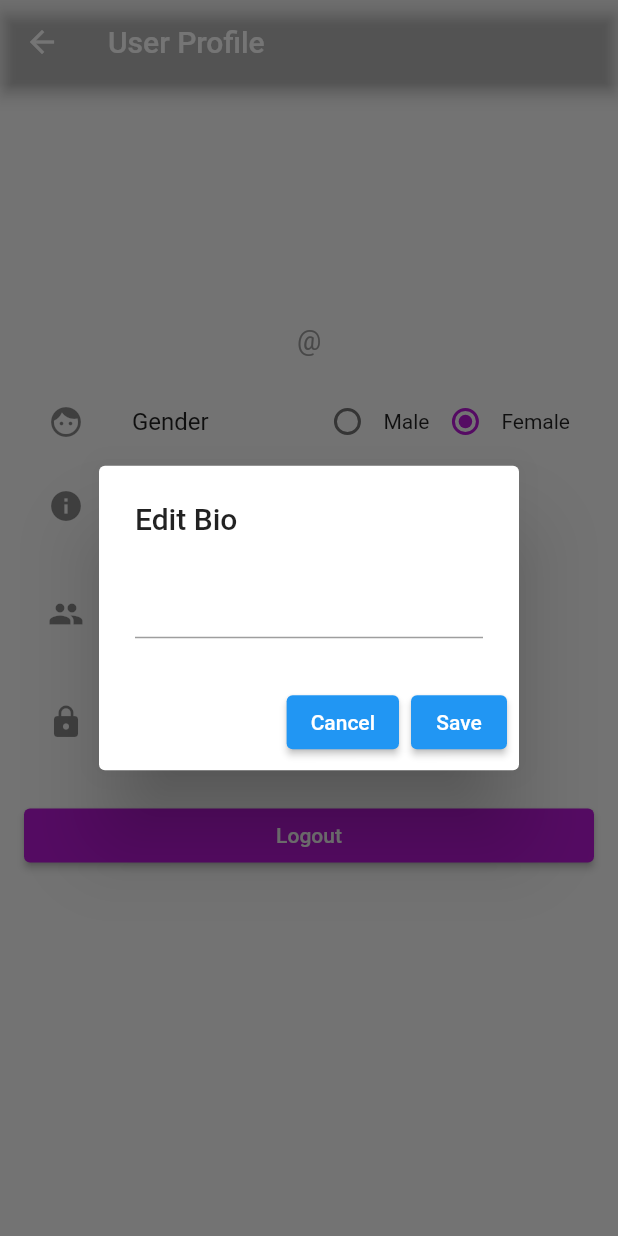
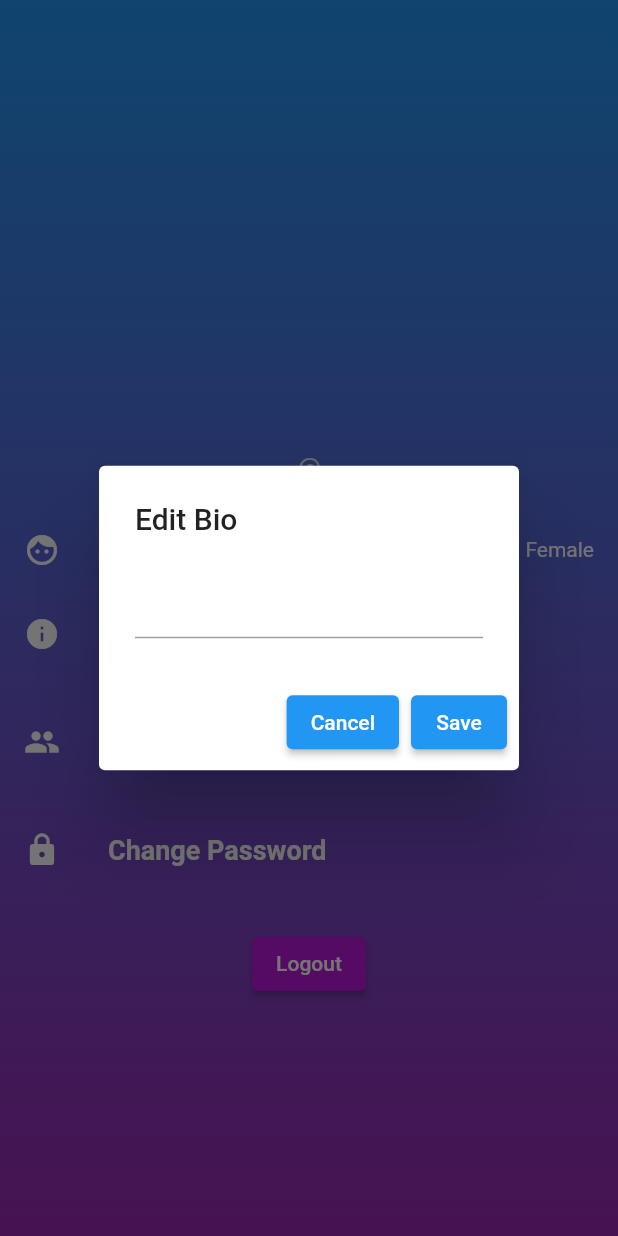
Before and after one commit to Bimal022/khel_darpan, a Flutter app: the ProfilePage screen opened directly, after a tap on "Bio", on a phone screen of 412 x 824 dp. Run offline on Flutter 3.47's test engine with Material 2 defaults, Android fonts, the light colour scheme and no system bars; our stand-ins replace cloud_firestore, firebase_auth, firebase_core, font_awesome_flutter, google_sign_in; accounts and stored records are empty.

Commit message:
FreindsPage and Profile Page UI

```diff
--- a/lib/screens/ProfilePage.dart
+++ b/lib/screens/ProfilePage.dart
@@ -1,5 +1,6 @@
 import 'package:flutter/material.dart';
 import 'package:firebase_auth/firebase_auth.dart';
+import 'package:font_awesome_flutter/font_awesome_flutter.dart';
 import 'package:google_sign_in/google_sign_in.dart';
 import 'package:khel_darpan/Components/Constants/constants.dart';
 import 'package:cloud_firestore/cloud_firestore.dart';
@@ -167,12 +168,16 @@ class _ProfilePageState extends State<ProfilePage> {
   @override
   Widget build(BuildContext context) {
     return Scaffold(
-      appBar: AppBar(
-        backgroundColor: Colors.transparent,
-        title: Text('User Profile'),
+      body: Container(
+        decoration: BoxDecoration(
+          gradient: LinearGradient(
+            begin: Alignment.topCenter,
+            end: Alignment.bottomCenter,
+            colors: [Colors.blue, Colors.purple],
           ),
-      body: ListView(
-        padding: EdgeInsets.all(16),
+        ),
+        child: Column(
+          mainAxisAlignment: MainAxisAlignment.center,
           children: [
             GestureDetector(
               onTap: () {
@@ -204,6 +209,7 @@ class _ProfilePageState extends State<ProfilePage> {
                 style: TextStyle(
                   fontSize: 24,
                   fontWeight: FontWeight.bold,
+                  color: Colors.white,
                 ),
               ),
             ),
@@ -220,14 +226,21 @@ class _ProfilePageState extends State<ProfilePage> {
                 textAlign: TextAlign.center,
                 style: TextStyle(
                   fontSize: 18,
-                color: Colors.grey,
+                  color: Colors.grey[300],
                 ),
               ),
             ),
             SizedBox(height: 16),
             ListTile(
-            leading: Icon(Icons.face),
-            title: Text('Gender'),
+              leading: Icon(Icons.face, color: Colors.white),
+              title: Text(
+                'Gender',
+                style: TextStyle(
+                  color: Colors.white,
+                  fontWeight: FontWeight.bold,
+                  fontSize: 18,
+                ),
+              ),
               trailing: Row(
                 mainAxisSize: MainAxisSize.min,
                 children: [
@@ -241,7 +254,12 @@ class _ProfilePageState extends State<ProfilePage> {
                       });
                     },
                   ),
-                Text('Male'),
+                  Text(
+                    'Male',
+                    style: TextStyle(
+                      color: Colors.white,
+                    ),
+                  ),
                   Radio<Gender>(
                     value: Gender.Female,
                     activeColor: Color(0xFFB917D8),
@@ -252,14 +270,31 @@ class _ProfilePageState extends State<ProfilePage> {
                       });
                     },
                   ),
-                Text('Female'),
+                  Text(
+                    'Female',
+                    style: TextStyle(
+                      color: Colors.white,
+                    ),
+                  ),
                 ],
               ),
             ),
             ListTile(
-            leading: Icon(Icons.info),
-            title: Text('Bio'),
-            subtitle: Text(bio), // Replace with the user's bio
+              leading: Icon(Icons.info, color: Colors.white),
+              title: Text(
+                'Bio',
+                style: TextStyle(
+                  color: Colors.white,
+                  fontWeight: FontWeight.bold,
+                  fontSize: 18,
+                ),
+              ),
+              subtitle: Text(
+                bio,
+                style: TextStyle(
+                  color: Colors.white,
+                ),
+              ),
               onTap: () {
                 _showEditDialog('Edit Bio', bio, (value) {
                   setState(() {
@@ -269,12 +304,24 @@ class _ProfilePageState extends State<ProfilePage> {
               },
             ),
             ListTile(
-            leading: Icon(Icons.group),
-            title: Text("Supporting Team"),
-            subtitle:
-                Text(supportingTeam), // Replace with the supporting team name
+              leading: Icon(Icons.group, color: Colors.white),
+              title: Text(
+                "Supporting Team",
+                style: TextStyle(
+                  color: Colors.white,
+                  fontWeight: FontWeight.bold,
+                  fontSize: 18,
+                ),
+              ),
+              subtitle: Text(
+                supportingTeam,
+                style: TextStyle(
+                  color: Colors.white,
+                ),
+              ),
               onTap: () {
-              _showEditDialog('Edit Supporting Team', supportingTeam, (value) {
+                _showEditDialog('Edit Supporting Team', supportingTeam,
+                    (value) {
                   setState(() {
                     supportingTeam = value;
                   });
@@ -282,8 +329,15 @@ class _ProfilePageState extends State<ProfilePage> {
               },
             ),
             ListTile(
-            leading: Icon(Icons.lock),
-            title: Text('Change Password'),
+              leading: Icon(Icons.lock, color: Colors.white),
+              title: Text(
+                'Change Password',
+                style: TextStyle(
+                  color: Colors.white,
+                  fontWeight: FontWeight.bold,
+                  fontSize: 18,
+                ),
+              ),
               onTap: () {
                 // Handle the change password action
               },
@@ -300,6 +354,7 @@ class _ProfilePageState extends State<ProfilePage> {
             ),
           ],
         ),
+      ),
     );
   }
 }
```
Also changed, not shown: lib/screens/FreindsPage.dart (added, +108 -0 lines), lib/screens/SearchPage.dart (+7 -3 lines). Lines whose indentation alone changed are shown as unchanged.
